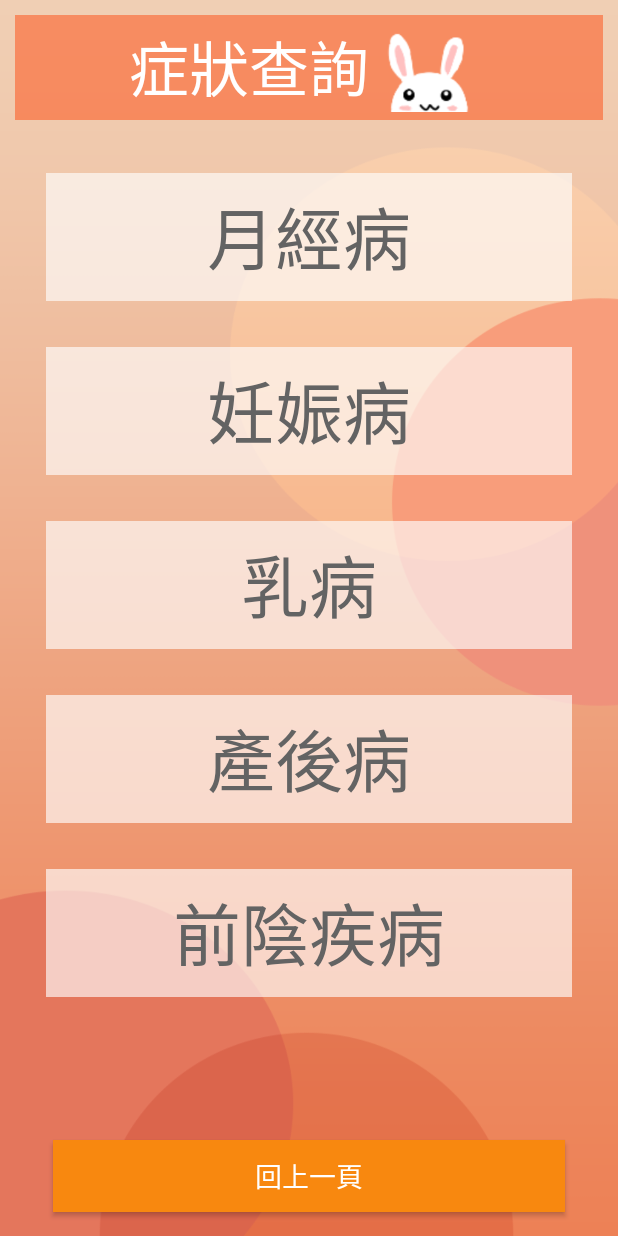
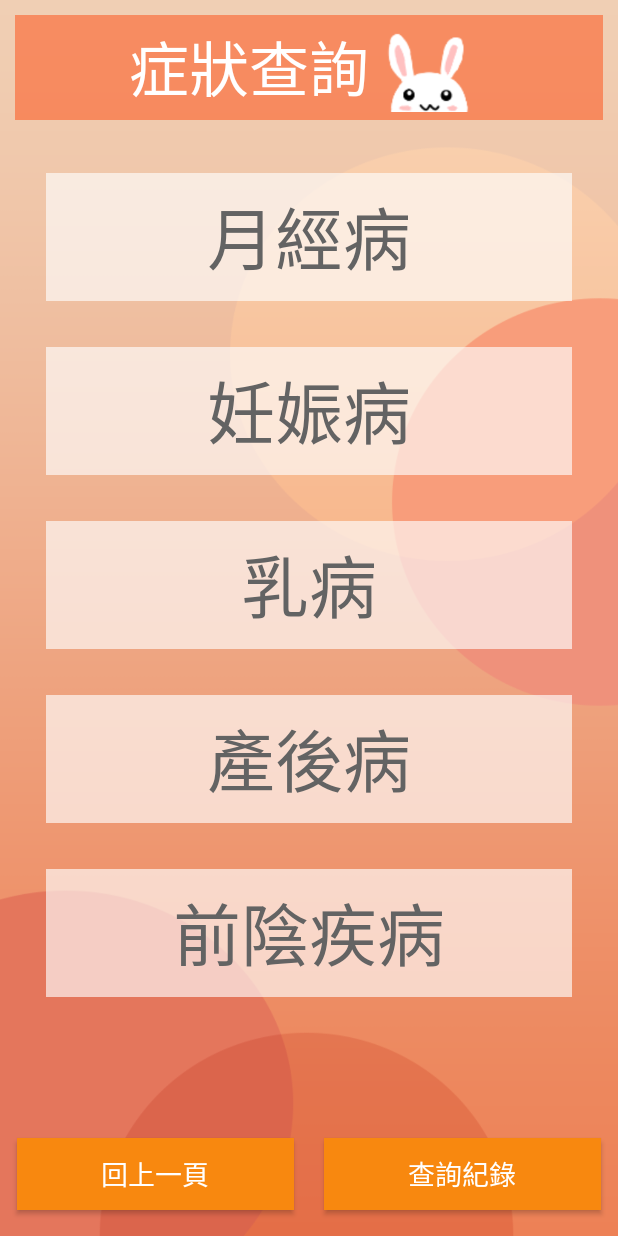
Before and after one commit to apple310565/Women-s-Health-APP, an Android app: the sym_search screen opened directly, with no data from a screen before it, on a phone screen of 412 x 824 dp. Run offline under Robolectric (Android 15) with nearby library versions, the phone set to English and light mode, and no system bars.

Commit message:
之前的出問題了，以後用這個 2020/10/29: 更新乳病辨證等，只剩任生病還沒做 2020/11/05: 更新健康資訊站內容，為穴道按摩新增超連結功能 2020/11/06: 新增辨證紀錄查詢功能，已完成資料儲存與外頁顯示，內頁吃完晚餐回來再繼續

```diff
--- a/app/src/main/AndroidManifest.xml
+++ b/app/src/main/AndroidManifest.xml
@@ -12,7 +12,8 @@
         android:roundIcon="@drawable/leaf"
         android:supportsRtl="true"
         android:theme="@style/AppTheme">
-        <activity android:name=".men_sym"></activity>
+        <activity android:name=".history_out"></activity>
+        <activity android:name=".men_sym" />
         <activity android:name=".sym_search" />
         <activity android:name=".graph" />
         <activity android:name=".Day_add" />
--- a/app/src/main/java/flag/com/gooood1/StdDBHelper.java
+++ b/app/src/main/java/flag/com/gooood1/StdDBHelper.java
@@ -66,7 +66,7 @@ public class StdDBHelper extends SQLiteOpenHelper {
         db.execSQL("create table gest_sym(name Text primary key,A1 Text,A2 Text,A3 Text,A4 Text,A5 Text)");/*妊娠病*/
 
         /*歷史查詢*/
-        db.execSQL("create table history(id int primary key,main Text,sym Text,date Text,ans Text)");
+        db.execSQL("create table history(id int primary key,main Text,sym Text,date Text,ans Text,note Text)");
     }
     @Override
     public void onUpgrade(SQLiteDatabase db,int oldVersion,int Version){
--- a/app/src/main/java/flag/com/gooood1/sym_search.java
+++ b/app/src/main/java/flag/com/gooood1/sym_search.java
@@ -99,5 +99,10 @@ public class sym_search extends AppCompatActivity {
         startActivity(intent);
         sym_search.this.finish();
     }
+    public void goto_history(View view){
+        Intent intent = new Intent();
+        intent.setClass(sym_search.this, history_out.class);
+        startActivity(intent);
+    }
 
 }
--- a/app/src/main/res/layout/activity_sym_search.xml
+++ b/app/src/main/res/layout/activity_sym_search.xml
@@ -43,6 +43,7 @@
     </LinearLayout>
 
     <LinearLayout
+        android:id="@+id/linearLayout3"
         android:layout_width="0dp"
         android:layout_height="0dp"
         android:layout_marginStart="5dp"
@@ -52,7 +53,7 @@
         android:layout_marginRight="5dp"
         android:layout_marginBottom="5dp"
         android:orientation="vertical"
-        app:layout_constraintBottom_toTopOf="@+id/button21"
+        app:layout_constraintBottom_toTopOf="@+id/linearLayout5"
         app:layout_constraintEnd_toEndOf="parent"
         app:layout_constraintStart_toStartOf="parent"
         app:layout_constraintTop_toBottomOf="@+id/linearLayout6">
@@ -64,7 +65,7 @@
             <LinearLayout
                 android:layout_width="match_parent"
                 android:layout_height="wrap_content"
-                android:orientation="vertical" >
+                android:orientation="vertical">
 
                 <LinearLayout
                     android:id="@+id/men"
@@ -176,23 +177,46 @@
 
     </LinearLayout>
 
-    <Button
-        android:id="@+id/button21"
-        android:layout_width="0dp"
-        android:layout_height="wrap_content"
+    <LinearLayout
+        android:id="@+id/linearLayout5"
+        android:layout_width="409dp"
+        android:layout_height="70dp"
         android:layout_marginStart="35dp"
         android:layout_marginLeft="35dp"
+        android:layout_marginTop="5dp"
         android:layout_marginEnd="35dp"
         android:layout_marginRight="35dp"
-        android:layout_marginBottom="16dp"
-        android:background="#F8880F"
-        android:onClick="goto_home"
-        android:text="回上一頁"
-        android:textAppearance="@style/TextAppearance.AppCompat.Display3"
-        android:textColor="#FFFFFF"
-        android:textSize="18sp"
+        android:layout_marginBottom="5dp"
+        android:orientation="horizontal"
         app:layout_constraintBottom_toBottomOf="parent"
         app:layout_constraintEnd_toEndOf="parent"
-        app:layout_constraintHorizontal_bias="0.0"
-        app:layout_constraintStart_toStartOf="parent" />
+        app:layout_constraintStart_toStartOf="parent"
+        app:layout_constraintTop_toBottomOf="@+id/linearLayout3">
+
+        <Button
+            android:id="@+id/button21"
+            android:layout_weight="1"
+            android:layout_width="match_parent"
+            android:layout_height="wrap_content"
+            android:background="#F8880F"
+            android:onClick="goto_home"
+            android:text="回上一頁"
+            android:textAppearance="@style/TextAppearance.AppCompat.Display3"
+            android:textColor="#FFFFFF"
+            android:textSize="18sp"
+            android:layout_margin="10dp"/>
+
+        <Button
+            android:id="@+id/button22"
+            android:layout_width="match_parent"
+            android:layout_height="wrap_content"
+            android:layout_margin="10dp"
+            android:layout_weight="1"
+            android:background="#F8880F"
+            android:onClick="goto_history"
+            android:text="查詢紀錄"
+            android:textAppearance="@style/TextAppearance.AppCompat.Display3"
+            android:textColor="#FFFFFF"
+            android:textSize="18sp" />
+    </LinearLayout>
 </androidx.constraintlayout.widget.ConstraintLayout>
```
Also changed, not shown: app/src/main/java/flag/com/gooood1/history_out.java (added, +86 -0 lines), app/src/main/java/flag/com/gooood1/men_sym.java (+113 -5 lines), app/src/main/res/layout/activity_history_out.xml (added, +75 -0 lines), app/src/main/res/layout/qanda.xml (added, +14 -0 lines).
